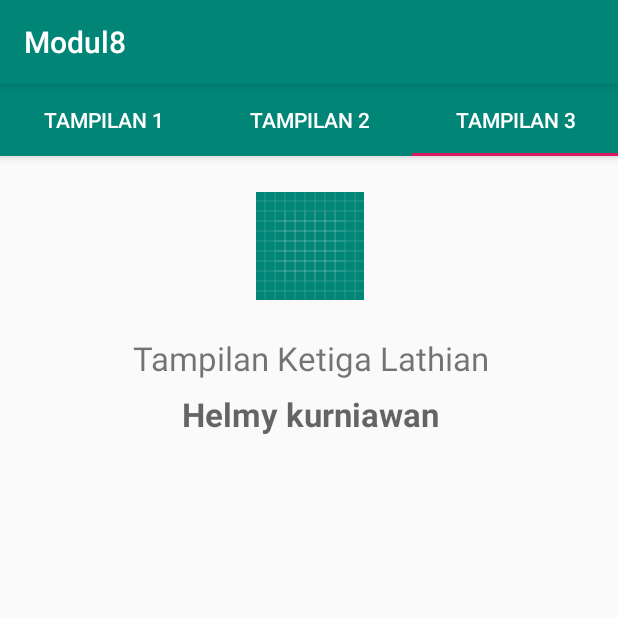
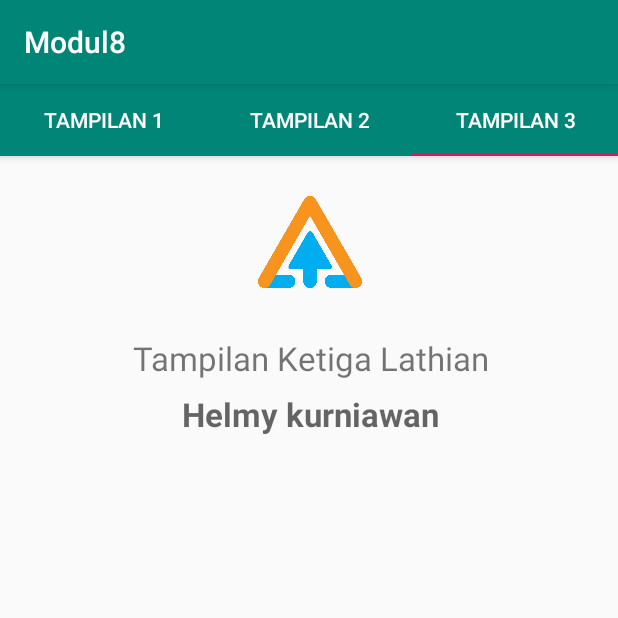
Before and after one commit to helmykurniawan1313/Mobile_Praktikum8, an Android app: the screen it shows after launch (MainActivity), tab 3 chosen, on a phone screen of 412 x 824 dp, the top half of it. Run offline under Robolectric (Android 15) with nearby library versions, the phone set to English and light mode, and no system bars; 2 statements that could not run were skipped.

Commit message:
praktikum 8

```diff
--- a/app/src/main/res/layout/fragment_third.xml
+++ b/app/src/main/res/layout/fragment_third.xml
@@ -15,7 +15,7 @@
         android:layout_marginTop="24dp"
         android:layout_marginEnd="8dp"
         android:layout_marginRight="8dp"
-        android:src="@drawable/ic_launcher_background"
+        android:src="@drawable/eis"
         app:layout_constraintEnd_toEndOf="parent"
         app:layout_constraintStart_toStartOf="parent"
         app:layout_constraintTop_toTopOf="parent" />
```
Also changed, not shown: app/src/main/res/drawable-v24/eis.png (added).
